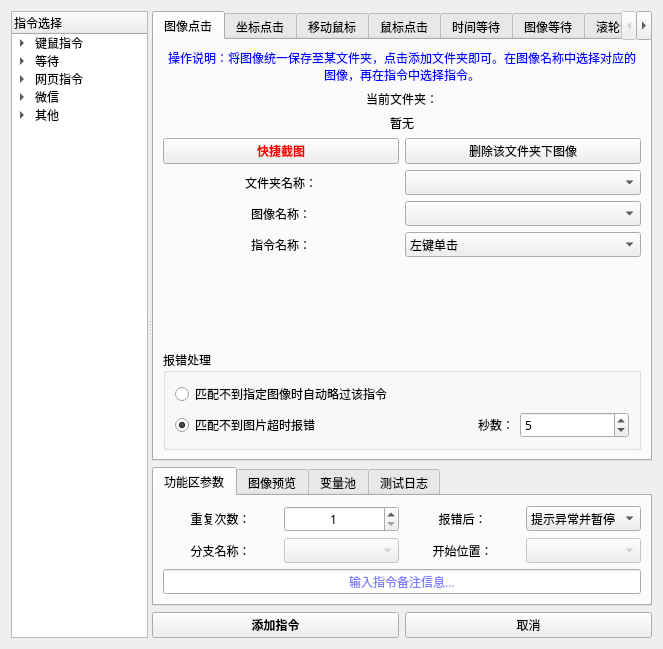
This is 窗体/navigation.ui in FsterThanLight/automatic_clicker_2 as Qt 5 draws it before an edit. The edited form follows.
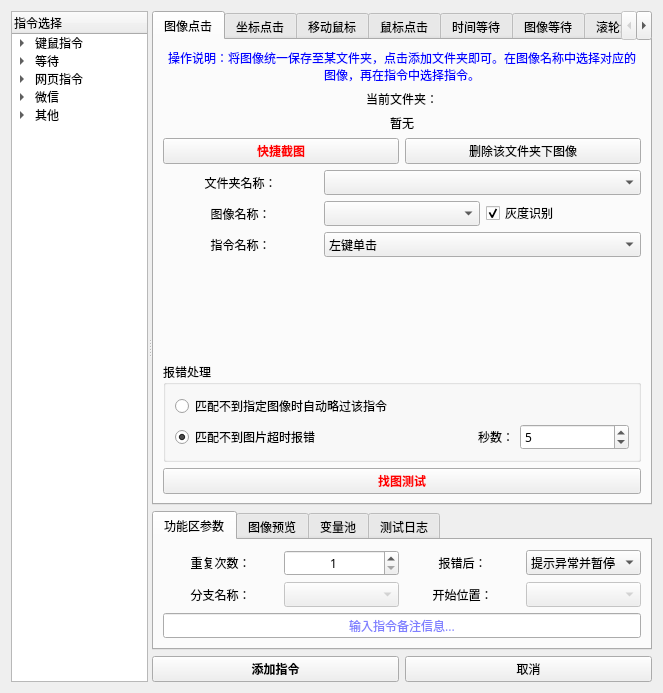
This is the edited form. Icons and pictures are not drawn.

Commit message: 2024年02月16日 18:59:16 指令添加测试功能

The edit to the form file:
```diff
--- a/窗体/navigation.ui
+++ b/窗体/navigation.ui
@@ -7,7 +7,7 @@
     <x>0</x>
     <y>0</y>
     <width>663</width>
-    <height>576</height>
+    <height>693</height>
    </rect>
   </property>
   <property name="font">
@@ -376,46 +376,6 @@
            </item>
            <item>
             <layout class="QGridLayout" name="gridLayout">
-             <item row="2" column="0">
-              <widget class="QLabel" name="label_5">
-               <property name="text">
-                <string>指令名称：</string>
-               </property>
-               <property name="alignment">
-                <set>Qt::AlignCenter</set>
-               </property>
-              </widget>
-             </item>
-             <item row="2" column="1">
-              <widget class="QComboBox" name="comboBox_2">
-               <property name="currentIndex">
-                <number>0</number>
-               </property>
-               <item>
-                <property name="text">
-                 <string>左键单击</string>
-                </property>
-               </item>
-               <item>
-                <property name="text">
-                 <string>左键双击</string>
-                </property>
-               </item>
-               <item>
-                <property name="text">
-                 <string>右键单击</string>
-                </property>
-               </item>
-               <item>
-                <property name="text">
-                 <string>右键双击</string>
-                </property>
-               </item>
-              </widget>
-             </item>
-             <item row="1" column="1">
-              <widget class="QComboBox" name="comboBox"/>
-             </item>
              <item row="1" column="0">
               <widget class="QLabel" name="label_4">
                <property name="text">
@@ -426,7 +386,43 @@
                </property>
               </widget>
              </item>
-             <item row="0" column="1">
+             <item row="1" column="1">
+              <widget class="QComboBox" name="comboBox"/>
+             </item>
+             <item row="0" column="0">
+              <widget class="QLabel" name="label_36">
+               <property name="text">
+                <string>文件夹名称：</string>
+               </property>
+               <property name="alignment">
+                <set>Qt::AlignCenter</set>
+               </property>
+              </widget>
+             </item>
+             <item row="2" column="0">
+              <widget class="QLabel" name="label_5">
+               <property name="text">
+                <string>指令名称：</string>
+               </property>
+               <property name="alignment">
+                <set>Qt::AlignCenter</set>
+               </property>
+              </widget>
+             </item>
+             <item row="1" column="2">
+              <widget class="QCheckBox" name="checkBox">
+               <property name="enabled">
+                <bool>true</bool>
+               </property>
+               <property name="text">
+                <string>灰度识别</string>
+               </property>
+               <property name="checked">
+                <bool>true</bool>
+               </property>
+              </widget>
+             </item>
+             <item row="0" column="1" colspan="2">
               <widget class="QComboBox" name="comboBox_8">
                <property name="layoutDirection">
                 <enum>Qt::LeftToRight</enum>
@@ -442,14 +438,36 @@
                </property>
               </widget>
              </item>
-             <item row="0" column="0">
-              <widget class="QLabel" name="label_36">
-               <property name="text">
-                <string>文件夹名称：</string>
+             <item row="2" column="1" colspan="2">
+              <widget class="QComboBox" name="comboBox_2">
+               <property name="currentIndex">
+                <number>0</number>
                </property>
-               <property name="alignment">
-                <set>Qt::AlignCenter</set>
-               </property>
+               <item>
+                <property name="text">
+                 <string>左键单击</string>
+                </property>
+               </item>
+               <item>
+                <property name="text">
+                 <string>左键双击</string>
+                </property>
+               </item>
+               <item>
+                <property name="text">
+                 <string>右键单击</string>
+                </property>
+               </item>
+               <item>
+                <property name="text">
+                 <string>右键双击</string>
+                </property>
+               </item>
+               <item>
+                <property name="text">
+                 <string>仅移动鼠标</string>
+                </property>
+               </item>
               </widget>
              </item>
             </layout>
@@ -520,6 +538,57 @@
              </layout>
             </widget>
            </item>
+           <item>
+            <widget class="QPushButton" name="pushButton_6">
+             <property name="palette">
+              <palette>
+               <active>
+                <colorrole role="ButtonText">
+                 <brush brushstyle="SolidPattern">
+                  <color alpha="255">
+                   <red>255</red>
+                   <green>0</green>
+                   <blue>0</blue>
+                  </color>
+                 </brush>
+                </colorrole>
+               </active>
+               <inactive>
+                <colorrole role="ButtonText">
+                 <brush brushstyle="SolidPattern">
+                  <color alpha="255">
+                   <red>255</red>
+                   <green>0</green>
+                   <blue>0</blue>
+                  </color>
+                 </brush>
+                </colorrole>
+               </inactive>
+               <disabled>
+                <colorrole role="ButtonText">
+                 <brush brushstyle="SolidPattern">
+                  <color alpha="255">
+                   <red>120</red>
+                   <green>120</green>
+                   <blue>120</blue>
+                  </color>
+                 </brush>
+                </colorrole>
+               </disabled>
+              </palette>
+             </property>
+             <property name="font">
+              <font>
+               <family>微软雅黑</family>
+               <weight>75</weight>
+               <bold>true</bold>
+              </font>
+             </property>
+             <property name="text">
+              <string>找图测试</string>
+             </property>
+            </widget>
+           </item>
           </layout>
          </widget>
          <widget class="QWidget" name="tab_27">
```
The commit also changes 7 other files.
